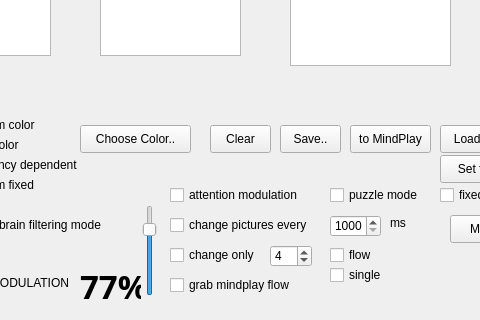
First picture: the form in paintform.ui, repository androxim/minddrawplay, before the edit; both pictures show x 350 to 830 and y 435 to 755 of the 1077 by 755 pixel window.
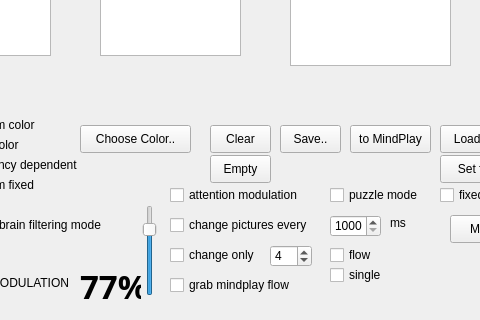
Second picture: the form after the edit. Custom widgets are drawn as their Qt base class.

The edit to the form file:
```diff
--- a/paintform.ui
+++ b/paintform.ui
@@ -1019,6 +1019,19 @@
     <string>grab mindplay flow</string>
    </property>
   </widget>
+  <widget class="QPushButton" name="pushButton_11">
+   <property name="geometry">
+    <rect>
+     <x>560</x>
+     <y>590</y>
+     <width>61</width>
+     <height>28</height>
+    </rect>
+   </property>
+   <property name="text">
+    <string>Empty</string>
+   </property>
+  </widget>
   <zorder>pushButton_5</zorder>
   <zorder>pushButton_8</zorder>
   <zorder>graphicsView</zorder>
```
Left out of the diff: 1 changed line with no effect on the pictures.
